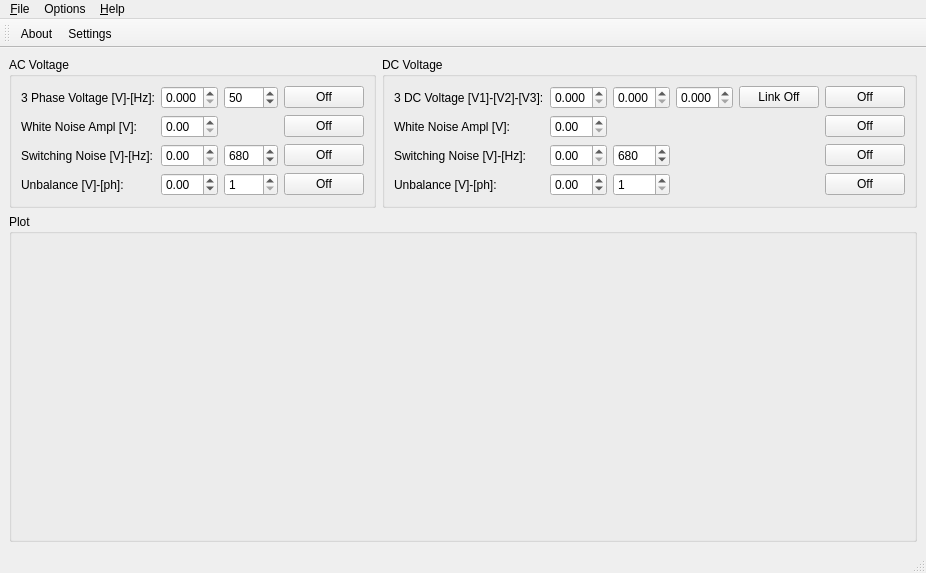
Old version of the form src/ui/main_window.ui in the repository lgrittin/rtbox_xmlprc_client.
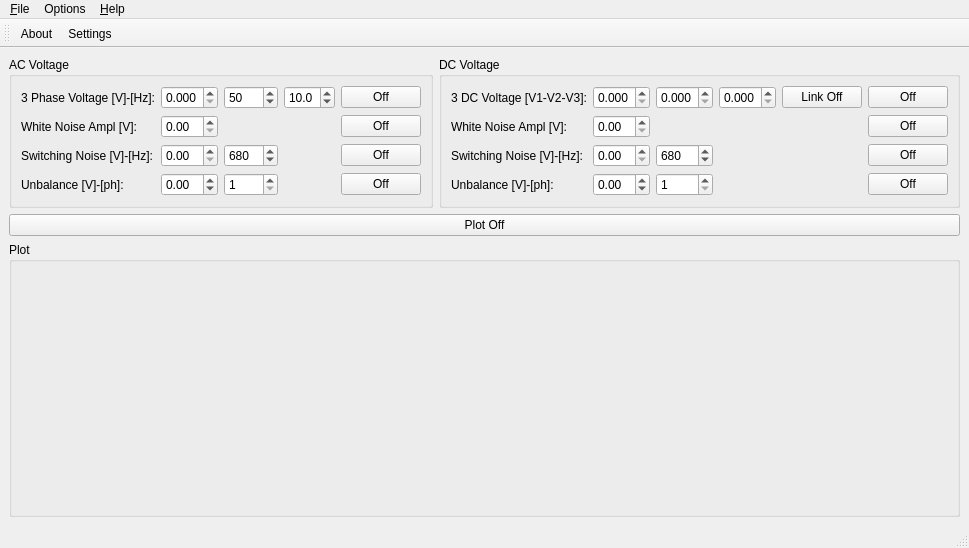
New version of the form. Icons and pictures are not drawn.

Commit message: Updated model. Adding Enable plot feature. Adding voltage ramp feature.

```diff
--- a/src/ui/main_window.ui
+++ b/src/ui/main_window.ui
@@ -7,7 +7,7 @@
     <x>0</x>
     <y>0</y>
     <width>870</width>
-    <height>573</height>
+    <height>548</height>
    </rect>
   </property>
   <property name="sizePolicy">
@@ -21,6 +21,19 @@
   </property>
   <widget class="QWidget" name="centralwidget">
    <layout class="QGridLayout" name="gridLayout_4">
+    <item row="2" column="0">
+     <widget class="QGroupBox" name="groupBox_Plot">
+      <property name="sizePolicy">
+       <sizepolicy hsizetype="Preferred" vsizetype="Expanding">
+        <horstretch>0</horstretch>
+        <verstretch>0</verstretch>
+       </sizepolicy>
+      </property>
+      <property name="title">
+       <string>Plot</string>
+      </property>
+     </widget>
+    </item>
     <item row="0" column="0">
      <layout class="QGridLayout" name="gridLayout_3">
       <item row="0" column="0">
@@ -29,10 +42,10 @@
          <string>AC Voltage</string>
         </property>
         <layout class="QGridLayout" name="gridLayout">
-         <item row="0" column="0">
-          <widget class="QLabel" name="label">
+         <item row="1" column="0">
+          <widget class="QLabel" name="label_10">
            <property name="text">
-            <string>3 Phase Voltage [V]-[Hz]:</string>
+            <string>White Noise Ampl [V]:</string>
            </property>
           </widget>
          </item>
@@ -42,13 +55,57 @@
             <number>3</number>
            </property>
            <property name="maximum">
-            <double>5.500000000000000</double>
+            <double>7.000000000000000</double>
            </property>
            <property name="singleStep">
             <double>0.050000000000000</double>
            </property>
           </widget>
          </item>
+         <item row="2" column="0">
+          <widget class="QLabel" name="label_16">
+           <property name="text">
+            <string>Switching Noise [V]-[Hz]:</string>
+           </property>
+          </widget>
+         </item>
+         <item row="0" column="0">
+          <widget class="QLabel" name="label">
+           <property name="text">
+            <string>3 Phase Voltage [V]-[Hz]:</string>
+           </property>
+          </widget>
+         </item>
+         <item row="1" column="1">
+          <widget class="QDoubleSpinBox" name="doubleSpinBox_wnAmp">
+           <property name="maximum">
+            <double>1.000000000000000</double>
+           </property>
+           <property name="singleStep">
+            <double>0.010000000000000</double>
+           </property>
+          </widget>
+         </item>
+         <item row="1" column="4">
+          <widget class="QPushButton" name="pushButton_wnEna">
+           <property name="text">
+            <string>Off</string>
+           </property>
+           <property name="checkable">
+            <bool>true</bool>
+           </property>
+          </widget>
+         </item>
+         <item row="0" column="4">
+          <widget class="QPushButton" name="pushButton_voltageEna">
+           <property name="text">
+            <string>Off</string>
+           </property>
+           <property name="checkable">
+            <bool>true</bool>
+           </property>
+          </widget>
+         </item>
          <item row="0" column="2">
           <widget class="QDoubleSpinBox" name="doubleSpinBox_vFreq">
            <property name="decimals">
@@ -65,8 +122,8 @@
            </property>
           </widget>
          </item>
-         <item row="0" column="3">
-          <widget class="QPushButton" name="pushButton_voltageEna">
+         <item row="2" column="4">
+          <widget class="QPushButton" name="pushButton_snEna">
            <property name="text">
             <string>Off</string>
            </property>
@@ -75,37 +132,13 @@
            </property>
           </widget>
          </item>
-         <item row="1" column="0">
-          <widget class="QLabel" name="label_10">
-           <property name="text">
-            <string>White Noise Ampl [V]:</string>
+         <item row="3" column="2">
+          <widget class="QSpinBox" name="spinBox_unbalPhase">
+           <property name="minimum">
+            <number>1</number>
            </property>
-          </widget>
-         </item>
-         <item row="1" column="1">
-          <widget class="QDoubleSpinBox" name="doubleSpinBox_wnAmp">
            <property name="maximum">
-            <double>1.000000000000000</double>
-           </property>
-           <property name="singleStep">
-            <double>0.010000000000000</double>
-           </property>
-          </widget>
-         </item>
-         <item row="1" column="3">
-          <widget class="QPushButton" name="pushButton_wnEna">
-           <property name="text">
-            <string>Off</string>
-           </property>
-           <property name="checkable">
-            <bool>true</bool>
-           </property>
-          </widget>
-         </item>
-         <item row="2" column="0">
-          <widget class="QLabel" name="label_16">
-           <property name="text">
-            <string>Switching Noise [V]-[Hz]:</string>
+            <number>3</number>
            </property>
           </widget>
          </item>
@@ -132,23 +165,6 @@
            </property>
           </widget>
          </item>
-         <item row="2" column="3">
-          <widget class="QPushButton" name="pushButton_snEna">
-           <property name="text">
-            <string>Off</string>
-           </property>
-           <property name="checkable">
-            <bool>true</bool>
-           </property>
-          </widget>
-         </item>
-         <item row="3" column="0">
-          <widget class="QLabel" name="label_12">
-           <property name="text">
-            <string>Unbalance [V]-[ph]:</string>
-           </property>
-          </widget>
-         </item>
          <item row="3" column="1">
           <widget class="QDoubleSpinBox" name="doubleSpinBox_unbalAmp">
            <property name="minimum">
@@ -162,17 +178,7 @@
            </property>
           </widget>
          </item>
-         <item row="3" column="2">
-          <widget class="QSpinBox" name="spinBox_unbalPhase">
-           <property name="minimum">
-            <number>1</number>
-           </property>
-           <property name="maximum">
-            <number>3</number>
-           </property>
-          </widget>
-         </item>
-         <item row="3" column="3">
+         <item row="3" column="4">
           <widget class="QPushButton" name="pushButton_unbalEna">
            <property name="text">
             <string>Off</string>
@@ -182,6 +188,26 @@
            </property>
           </widget>
          </item>
+         <item row="3" column="0">
+          <widget class="QLabel" name="label_12">
+           <property name="text">
+            <string>Unbalance [V]-[ph]:</string>
+           </property>
+          </widget>
+         </item>
+         <item row="0" column="3">
+          <widget class="QDoubleSpinBox" name="doubleSpinBox_voltageRampTime">
+           <property name="decimals">
+            <number>1</number>
+           </property>
+           <property name="maximum">
+            <double>50.000000000000000</double>
+           </property>
+           <property name="value">
+            <double>10.000000000000000</double>
+           </property>
+          </widget>
+         </item>
         </layout>
        </widget>
       </item>
@@ -214,7 +240,7 @@
          <item row="0" column="0">
           <widget class="QLabel" name="label_4">
            <property name="text">
-            <string>3 DC Voltage [V1]-[V2]-[V3]:</string>
+            <string>3 DC Voltage [V1-V2-V3]:</string>
            </property>
           </widget>
          </item>
@@ -370,15 +396,12 @@
      </layout>
     </item>
     <item row="1" column="0">
-     <widget class="QGroupBox" name="groupBox_Plot">
-      <property name="sizePolicy">
-       <sizepolicy hsizetype="Preferred" vsizetype="Expanding">
-        <horstretch>0</horstretch>
-        <verstretch>0</verstretch>
-       </sizepolicy>
+     <widget class="QPushButton" name="pushButton_EnablePlot">
+      <property name="text">
+       <string>Plot Off</string>
       </property>
-      <property name="title">
-       <string>Plot</string>
+      <property name="checkable">
+       <bool>true</bool>
       </property>
      </widget>
     </item>
```
The commit also changes 15 other files.
